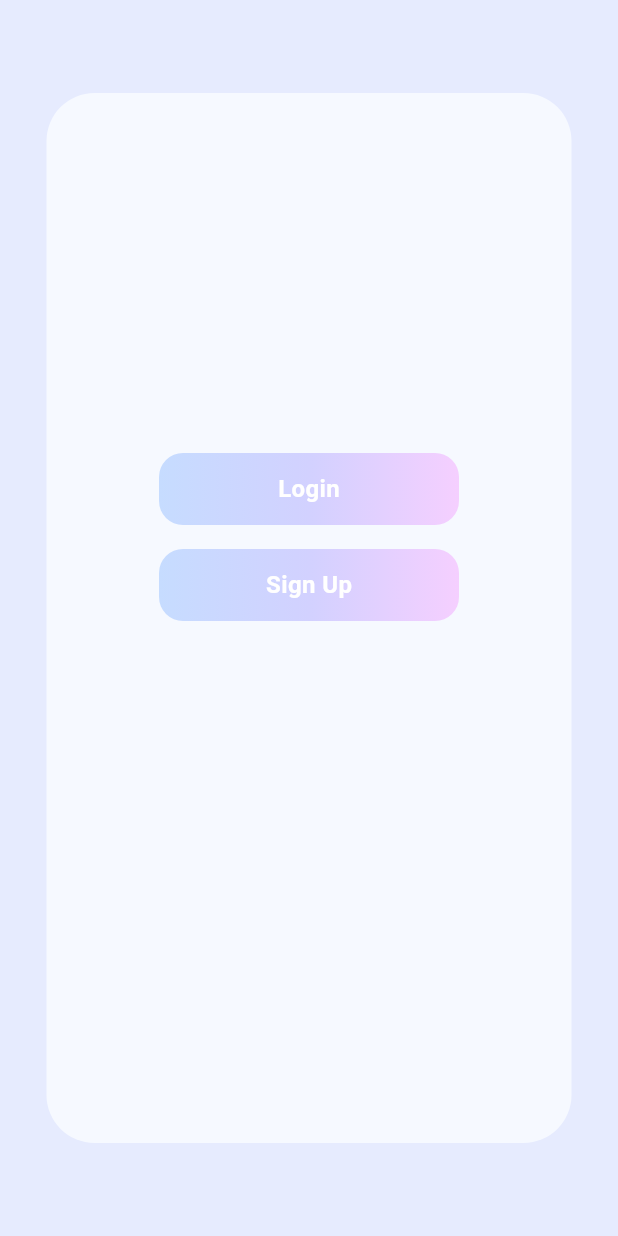
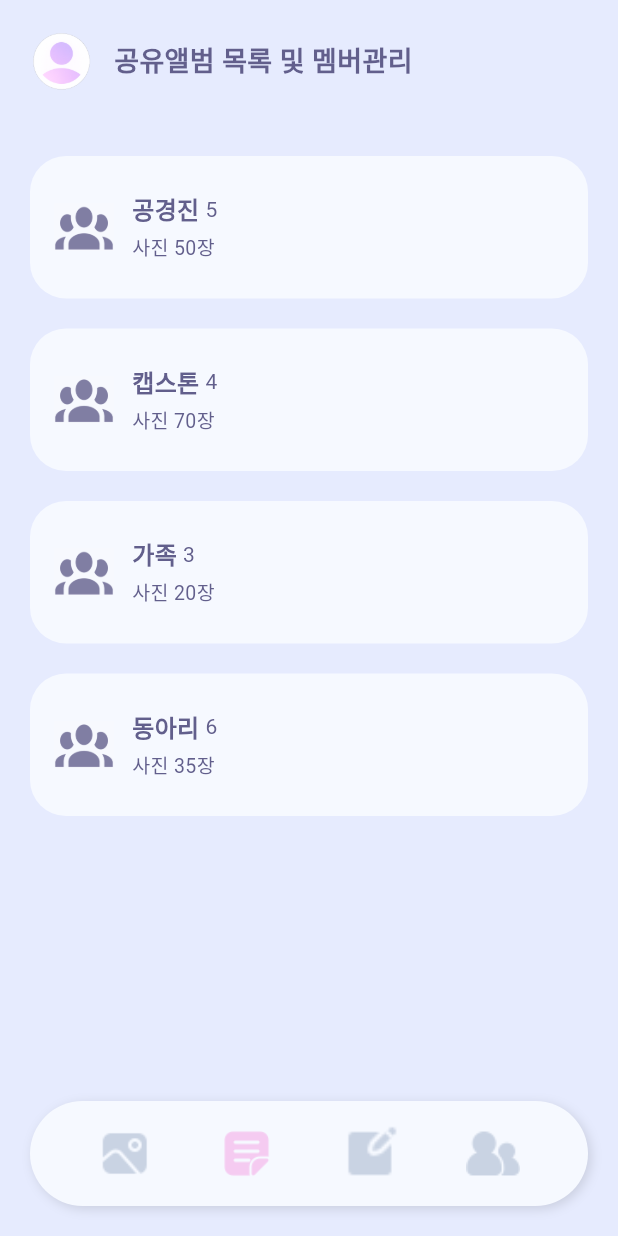
Before and after one commit to junyong7421/SharedAlbumApp, a Flutter app: the screen it shows after launch, on a phone screen of 412 x 824 dp. Run offline on Flutter 3.47's test engine with Material 3 defaults, Android fonts, the phone set to English and light mode, and no system bars; our stand-ins replace firebase_core; accounts and stored records are empty.

Commit message:
shared_album_list_screen 화면

```diff
--- a/lib/main.dart
+++ b/lib/main.dart
@@ -4,6 +4,7 @@ import 'screens/edit_screen.dart'; // 🔹 edit_screen.dart import
 import 'screens/login_choice_screen.dart';
 import 'screens/login_screen.dart';
 import 'screens/signup_screen.dart';
+import 'screens/shared_album_list_screen.dart';
 
 void main() async {
   WidgetsFlutterBinding.ensureInitialized();
@@ -23,7 +24,7 @@ class MyApp extends StatelessWidget {
         colorScheme: ColorScheme.fromSeed(seedColor: Colors.deepPurple),
         scaffoldBackgroundColor: Color(0xFFEFEFFF), // 🔹 배경색 적용
       ),
-      home: LoginChoiceScreen(), // LoginChoiceScreen LoginScreen SignUpScreen 🔥 여기서 EditScreen을 첫 화면으로 설정
+      home: SharedAlbumListScreen(), // SharedAlbumListScreen LoginChoiceScreen LoginScreen SignUpScreen 🔥 여기서 EditScreen을 첫 화면으로 설정
     );
   }
 }
--- /dev/null
+++ b/lib/screens/shared_album_list_screen.dart
@@ -0,0 +1,185 @@
+import 'package:flutter/material.dart';
+
+class SharedAlbumListScreen extends StatefulWidget {
+  const SharedAlbumListScreen({super.key});
+
+  @override
+  State<SharedAlbumListScreen> createState() => _SharedAlbumListScreenState();
+}
+
+class _SharedAlbumListScreenState extends State<SharedAlbumListScreen> {
+  final List<Map<String, dynamic>> _albums = [
+    {'name': '공경진', 'members': 5, 'photos': 50},
+    {'name': '캡스톤', 'members': 4, 'photos': 70},
+    {'name': '가족', 'members': 3, 'photos': 20},
+    {'name': '동아리', 'members': 6, 'photos': 35},
+    /* 스크롤 확인
+    {'name': '캡스톤', 'members': 4, 'photos': 70},
+    {'name': '가족', 'members': 3, 'photos': 20},
+    {'name': '동아리', 'members': 6, 'photos': 35},
+    */
+  ];
+
+  final List<String> _iconPathsOn = [
+    'assets/icons/image_off.png',
+    'assets/icons/list_on.png',
+    'assets/icons/edit_off.png',
+    'assets/icons/friend_off.png',
+  ];
+  final List<String> _iconPathsOff = [
+    'assets/icons/image_off.png',
+    'assets/icons/list_off.png',
+    'assets/icons/edit_off.png',
+    'assets/icons/friend_off.png',
+  ];
+
+  int _selectedIndex = 1;
+
+  @override
+  Widget build(BuildContext context) {
+    return Scaffold(
+      backgroundColor: const Color(0xFFE6EBFE),
+      body: SafeArea(
+        child: Stack(
+          children: [
+            Column(
+              children: [
+                // ✅ 상단 사용자 정보
+                Padding(
+                  padding: const EdgeInsets.all(16.0),
+                  child: Row(
+                    crossAxisAlignment: CrossAxisAlignment.center,
+                    children: [
+                      Image.asset(
+                        'assets/icons/user.png',
+                        width: 50,
+                        height: 50,
+                      ),
+                      const SizedBox(width: 10),
+                      const Text(
+                        '공유앨범 목록 및 멤버관리',
+                        style: TextStyle(
+                          fontSize: 18,
+                          fontWeight: FontWeight.bold,
+                          color: Color(0xFF625F8C),
+                        ),
+                      ),
+                    ],
+                  ),
+                ),
+
+                const SizedBox(height: 12),
+
+                // ✅ 공유 앨범 리스트
+                Expanded(
+                  child: SingleChildScrollView(
+                    padding: const EdgeInsets.only(bottom: 90),
+                    child: Column(
+                      children: List.generate(_albums.length, (index) {
+                        final album = _albums[index];
+                        return Padding(
+                          padding: const EdgeInsets.symmetric(horizontal: 20, vertical: 10),
+                          child: Container(
+                            decoration: BoxDecoration(
+                              color: const Color(0xFFF6F9FF),
+                              borderRadius: BorderRadius.circular(24),
+                            ),
+                            padding: const EdgeInsets.symmetric(horizontal: 16, vertical: 24),
+                            child: Row(
+                              children: [
+                                Image.asset(
+                                  'assets/icons/shared_album_list.png',
+                                  width: 40,
+                                  height: 40,
+                                ),
+                                const SizedBox(width: 12),
+                                Column(
+                                  crossAxisAlignment: CrossAxisAlignment.start,
+                                  children: [
+                                    Row(
+                                      children: [
+                                        Text(
+                                          album['name'],
+                                          style: const TextStyle(
+                                            fontSize: 16,
+                                            fontWeight: FontWeight.w600,
+                                            color: Color(0xFF625F8C),
+                                          ),
+                                        ),
+                                        const SizedBox(width: 4),
+                                        Text(
+                                          '${album['members']}',
+                                          style: const TextStyle(
+                                            fontSize: 14,
+                                            color: Color(0xFF625F8C),
+                                          ),
+                                        ),
+                                      ],
+                                    ),
+                                    const SizedBox(height: 4),
+                                    Text(
+                                      '사진 ${album['photos']}장',
+                                      style: const TextStyle(
+                                        fontSize: 13,
+                                        color: Color(0xFF625F8C),
+                                      ),
+                                    ),
+                                  ],
+                                ),
+                              ],
+                            ),
+                          ),
+                        );
+                      }),
+                    ),
+                  ),
+                ),
+              ],
+            ),
+
+            // ✅ 하단 커스텀 네비게이션 바
+            Positioned(
+              bottom: 20,
+              left: 20,
+              right: 20,
+              child: Container(
+                height: 70,
+                decoration: BoxDecoration(
+                  color: const Color(0xFFF6F9FF),
+                  borderRadius: BorderRadius.circular(35),
+                  boxShadow: [
+                    BoxShadow(
+                      color: Colors.black12,
+                      blurRadius: 6,
+                      offset: const Offset(2, 2),
+                    ),
+                  ],
+                ),
+                child: Row(
+                  mainAxisAlignment: MainAxisAlignment.spaceEvenly,
+                  children: List.generate(4, (index) {
+                    return GestureDetector(
+                      onTap: () {
+                        setState(() {
+                          _selectedIndex = index;
+                        });
+                      },
+                      child: Image.asset(
+                        _selectedIndex == index
+                            ? _iconPathsOn[index]
+                            : _iconPathsOff[index],
+                        width: index == 2 ? 38 : 36,
+                        height: index == 2 ? 38 : 36,
+                        fit: BoxFit.contain,
+                      ),
+                    );
+                  }),
+                ),
+              ),
+            ),
+          ],
+        ),
+      ),
+    );
+  }
+}
--- a/pubspec.yaml
+++ b/pubspec.yaml
@@ -24,3 +24,4 @@ flutter:
     - assets/icons/
     - assets/images/
     - assets/images/google_logo.png
+    - assets/icons/shared_album_list.png
```
Also changed, not shown: assets/icons/shared_album_list.png (added).
